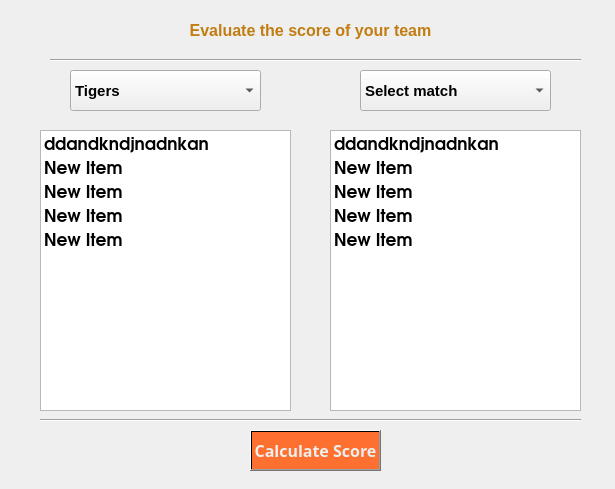
Before: the Qt Designer form Final_project/evaluate.ui in SeekerHub/Intershala-Python, drawn with Qt 5.
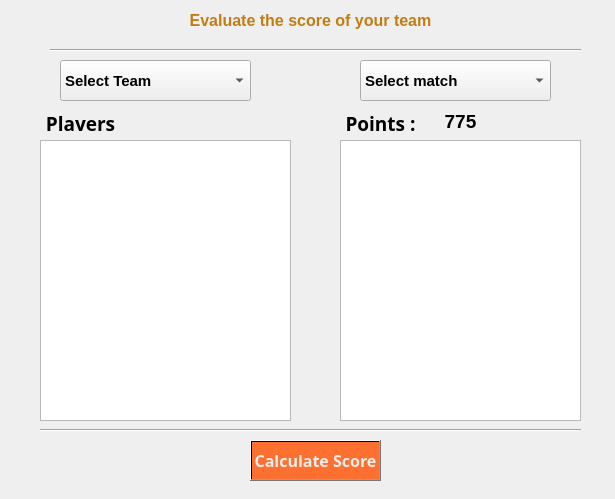
After: the same form once the commit is applied.

Patch:
```diff
--- a/Final_project/evaluate.ui
+++ b/Final_project/evaluate.ui
@@ -7,7 +7,7 @@
     <x>0</x>
     <y>0</y>
     <width>615</width>
-    <height>489</height>
+    <height>499</height>
    </rect>
   </property>
   <property name="windowTitle">
@@ -17,7 +17,7 @@
    <property name="geometry">
     <rect>
      <x>100</x>
-     <y>10</y>
+     <y>0</y>
      <width>421</width>
      <height>41</height>
     </rect>
@@ -35,8 +35,8 @@
   <widget class="QComboBox" name="cb_1">
    <property name="geometry">
     <rect>
-     <x>70</x>
-     <y>70</y>
+     <x>60</x>
+     <y>60</y>
      <width>191</width>
      <height>41</height>
     </rect>
@@ -51,7 +51,7 @@
    </property>
    <item>
     <property name="text">
-     <string>Tigers</string>
+     <string>Select Team</string>
     </property>
    </item>
    <item>
@@ -74,7 +74,7 @@
    <property name="geometry">
     <rect>
      <x>360</x>
-     <y>70</y>
+     <y>60</y>
      <width>191</width>
      <height>41</height>
     </rect>
@@ -122,7 +122,7 @@
    <property name="geometry">
     <rect>
      <x>50</x>
-     <y>50</y>
+     <y>40</y>
      <width>531</width>
      <height>20</height>
     </rect>
@@ -143,7 +143,7 @@
    <property name="geometry">
     <rect>
      <x>40</x>
-     <y>130</y>
+     <y>140</y>
      <width>251</width>
      <height>281</height>
     </rect>
@@ -156,38 +156,13 @@
      <bold>true</bold>
     </font>
    </property>
-   <item>
-    <property name="text">
-     <string>ddandkndjnadnkan</string>
-    </property>
-   </item>
-   <item>
-    <property name="text">
-     <string>New Item</string>
-    </property>
-   </item>
-   <item>
-    <property name="text">
-     <string>New Item</string>
-    </property>
-   </item>
-   <item>
-    <property name="text">
-     <string>New Item</string>
-    </property>
-   </item>
-   <item>
-    <property name="text">
-     <string>New Item</string>
-    </property>
-   </item>
   </widget>
   <widget class="QListWidget" name="list_2">
    <property name="geometry">
     <rect>
-     <x>330</x>
-     <y>130</y>
-     <width>251</width>
+     <x>340</x>
+     <y>140</y>
+     <width>241</width>
      <height>281</height>
     </rect>
    </property>
@@ -199,37 +174,12 @@
      <bold>true</bold>
     </font>
    </property>
-   <item>
-    <property name="text">
-     <string>ddandkndjnadnkan</string>
-    </property>
-   </item>
-   <item>
-    <property name="text">
-     <string>New Item</string>
-    </property>
-   </item>
-   <item>
-    <property name="text">
-     <string>New Item</string>
-    </property>
-   </item>
-   <item>
-    <property name="text">
-     <string>New Item</string>
-    </property>
-   </item>
-   <item>
-    <property name="text">
-     <string>New Item</string>
-    </property>
-   </item>
   </widget>
   <widget class="QPushButton" name="pb">
    <property name="geometry">
     <rect>
      <x>250</x>
-     <y>430</y>
+     <y>440</y>
      <width>131</width>
      <height>41</height>
     </rect>
@@ -254,7 +204,7 @@
    <property name="geometry">
     <rect>
      <x>40</x>
-     <y>410</y>
+     <y>420</y>
      <width>541</width>
      <height>20</height>
     </rect>
@@ -274,6 +224,69 @@
     <enum>Qt::Horizontal</enum>
    </property>
   </widget>
+  <widget class="QLabel" name="label_2">
+   <property name="geometry">
+    <rect>
+     <x>40</x>
+     <y>110</y>
+     <width>81</width>
+     <height>21</height>
+    </rect>
+   </property>
+   <property name="font">
+    <font>
+     <family>Raleway</family>
+     <pointsize>14</pointsize>
+     <weight>75</weight>
+     <bold>true</bold>
+    </font>
+   </property>
+   <property name="text">
+    <string>&lt;html&gt;&lt;head/&gt;&lt;body&gt;&lt;p align=&quot;center&quot;&gt;Players&lt;/p&gt;&lt;/body&gt;&lt;/html&gt;</string>
+   </property>
+  </widget>
+  <widget class="QLabel" name="label_3">
+   <property name="geometry">
+    <rect>
+     <x>340</x>
+     <y>110</y>
+     <width>81</width>
+     <height>21</height>
+    </rect>
+   </property>
+   <property name="font">
+    <font>
+     <family>Raleway</family>
+     <pointsize>14</pointsize>
+     <weight>75</weight>
+     <bold>true</bold>
+    </font>
+   </property>
+   <property name="text">
+    <string>&lt;html&gt;&lt;head/&gt;&lt;body&gt;&lt;p align=&quot;center&quot;&gt;Points   :&lt;/p&gt;&lt;/body&gt;&lt;/html&gt;</string>
+   </property>
+  </widget>
+  <widget class="QLabel" name="label_4">
+   <property name="geometry">
+    <rect>
+     <x>420</x>
+     <y>110</y>
+     <width>81</width>
+     <height>21</height>
+    </rect>
+   </property>
+   <property name="font">
+    <font>
+     <family>Ubuntu</family>
+     <pointsize>14</pointsize>
+     <weight>75</weight>
+     <bold>true</bold>
+    </font>
+   </property>
+   <property name="text">
+    <string>&lt;html&gt;&lt;head/&gt;&lt;body&gt;&lt;p align=&quot;center&quot;&gt;775&lt;/p&gt;&lt;/body&gt;&lt;/html&gt;</string>
+   </property>
+  </widget>
  </widget>
  <resources/>
  <connections/>
```
Left out of the diff: 5 changed lines with no effect on the pictures.
